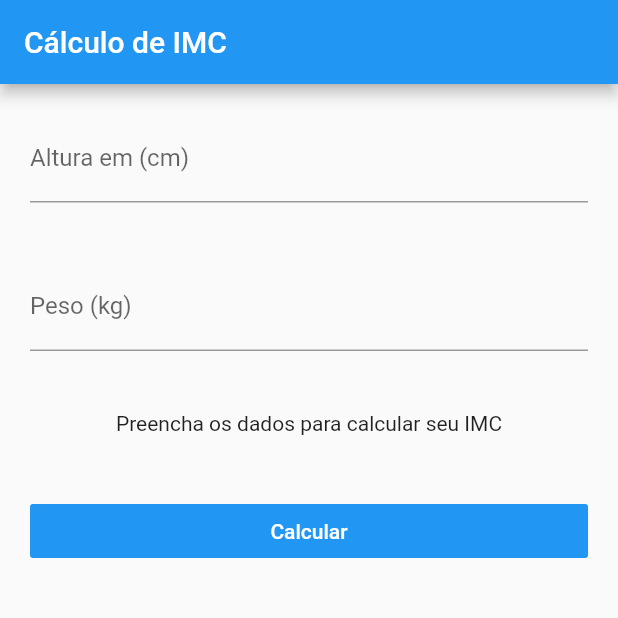
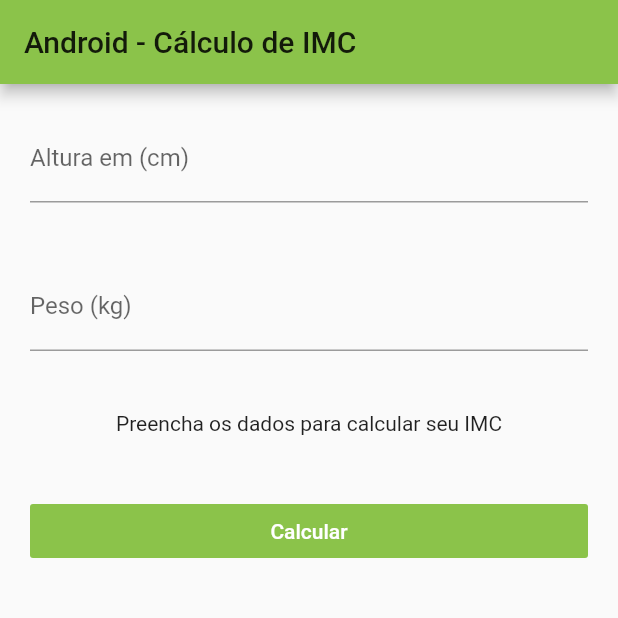
Before and after one commit to GabrielAndreatto/IMC-Flutter, a Flutter app: the screen it shows after launch, on a phone screen of 412 x 824 dp, the top half of it. Run offline on Flutter 3.47's test engine with Material 2 defaults, Android fonts, the phone set to English and light mode, and no system bars; our stand-ins replace flutter_masked_text.

```diff
--- a/lib/ui/android/material-app.dart
+++ b/lib/ui/android/material-app.dart
@@ -8,7 +8,7 @@ class MyMaterialApp extends StatelessWidget {
       title: 'IMC',
       debugShowCheckedModeBanner: false,
       theme: ThemeData(
-        primarySwatch: Colors.blue,
+        primarySwatch: Colors.lightGreen,
       ),
       home: HomePage(),
     );
--- a/lib/ui/android/pages/home.page.dart
+++ b/lib/ui/android/pages/home.page.dart
@@ -14,7 +14,7 @@ class _HomePageState extends State<HomePage> {
   Widget build(BuildContext context) {
     return Scaffold(
       appBar: AppBar(
-        title: Text("Cálculo de IMC"),
+        title: Text("Android - Cálculo de IMC"),
       ),
       body: ListView(
         children: <Widget>[
```
Also changed, not shown: lib/main.dart (+6 -3 lines), lib/ui/ios/cupertino-app.dart (+13 -0 lines), 1 other file.
